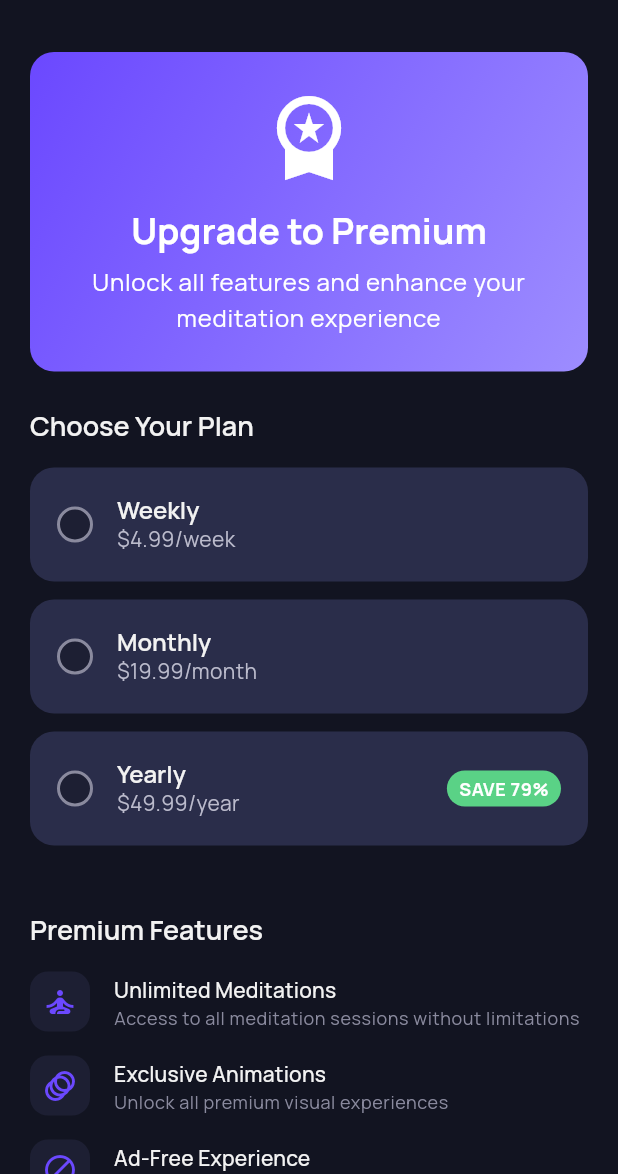
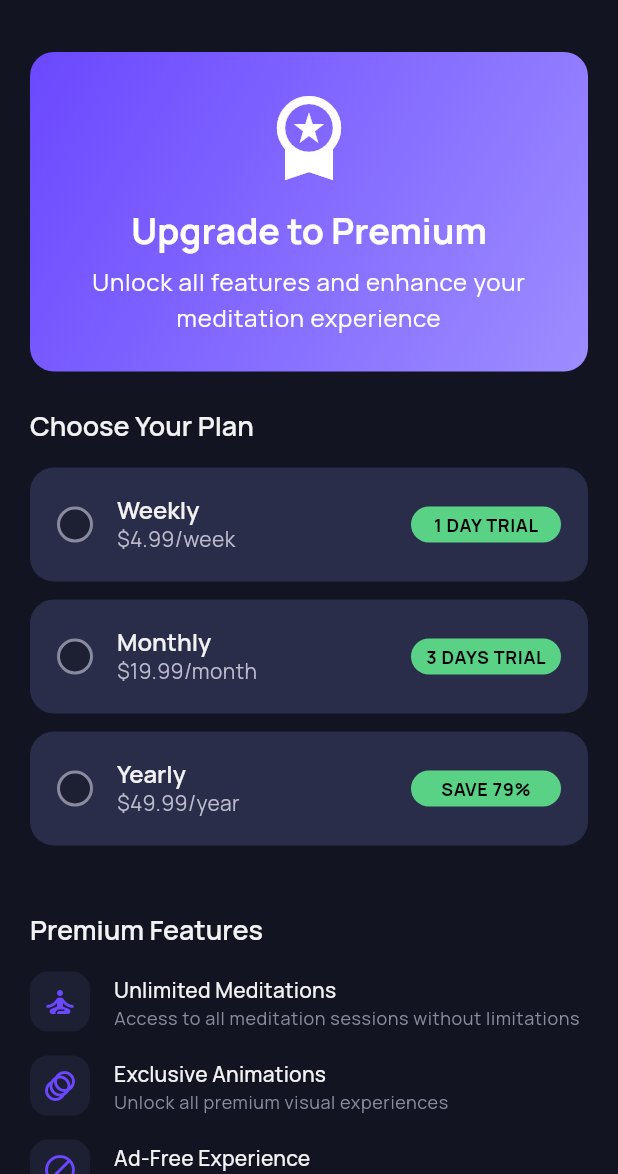
Before and after one commit to s0urav-hald3r/meditone, a Flutter app: the PremiumScreen screen opened by its route, on a phone screen of 412 x 824 dp, the part 62-1236 px from its top. Run offline on Flutter 3.47's test engine with Material 3 defaults, Android fonts, the phone set to English and light mode, and no system bars; our stand-ins replace blur, get, in_app_review, just_audio, lottie, share_plus and 1 more.

Commit message:
Enhance premium features documentation and implement subscription plans with trial periods. Update PremiumController to include trial days for each plan and modify PremiumScreen to display trial information in subscription cards and purchase options.

```diff
--- a/lib/controllers/premium_controller.dart
+++ b/lib/controllers/premium_controller.dart
@@ -15,6 +15,7 @@ class PremiumController extends GetxController {
       price: 4.99,
       period: 'week',
       savePercent: 0,
+      trialDays: 1,
     ),
     SubscriptionPlan(
       id: 'monthly',
@@ -22,6 +23,7 @@ class PremiumController extends GetxController {
       price: 19.99,
       period: 'month',
       savePercent: 0,
+      trialDays: 3,
     ),
     SubscriptionPlan(
       id: 'yearly',
@@ -29,6 +31,7 @@ class PremiumController extends GetxController {
       price: 49.99,
       period: 'year',
       savePercent: 79, // Saving compared to weekly plan
+      trialDays: 0,
     ),
   ];
 
@@ -101,6 +104,7 @@ class SubscriptionPlan {
   final double price;
   final String period;
   final int savePercent;
+  final int trialDays;
 
   SubscriptionPlan({
     required this.id,
@@ -108,6 +112,7 @@ class SubscriptionPlan {
     required this.price,
     required this.period,
     required this.savePercent,
+    required this.trialDays,
   });
 }
 
--- a/lib/screens/premium_screen.dart
+++ b/lib/screens/premium_screen.dart
@@ -165,8 +165,27 @@ class PremiumScreen extends StatelessWidget {
                 ],
               ),
             ),
+            if (plan.trialDays > 0)
+              Container(
+                width: 100,
+                padding: const EdgeInsets.symmetric(horizontal: 8, vertical: 4),
+                decoration: BoxDecoration(
+                  color: AppTheme.successColor,
+                  borderRadius: BorderRadius.circular(12),
+                ),
+                alignment: Alignment.center,
+                child: Text(
+                  '${plan.trialDays} DAY${plan.trialDays == 1 ? '' : 'S'} TRIAL',
+                  style: Theme.of(context).textTheme.bodySmall?.copyWith(
+                        color: Colors.black,
+                        fontWeight: FontWeight.bold,
+                      ),
+                ),
+              ),
             if (plan.savePercent > 0)
               Container(
+                width: 100,
+                alignment: Alignment.center,
                 padding: const EdgeInsets.symmetric(horizontal: 8, vertical: 4),
                 decoration: BoxDecoration(
                   color: AppTheme.successColor,
@@ -175,7 +194,7 @@ class PremiumScreen extends StatelessWidget {
                 child: Text(
                   'SAVE ${plan.savePercent}%',
                   style: Theme.of(context).textTheme.bodySmall?.copyWith(
-                        color: Colors.white,
+                        color: Colors.black,
                         fontWeight: FontWeight.bold,
                       ),
                 ),
@@ -320,7 +339,9 @@ class PremiumScreen extends StatelessWidget {
               : Text(
                   selectedPlan == null
                       ? 'Select a Plan'
-                      : 'Subscribe for \$${selectedPlan.price}/${selectedPlan.period}',
+                      : selectedPlan.trialDays > 0
+                          ? 'Start ${selectedPlan.trialDays} day${selectedPlan.trialDays == 1 ? '' : 's'} free trial'
+                          : 'Subscribe for \$${selectedPlan.price}/${selectedPlan.period}',
                   style: const TextStyle(
                     fontSize: 16,
                     fontWeight: FontWeight.bold,
```
Also changed, not shown: 1 other file.
